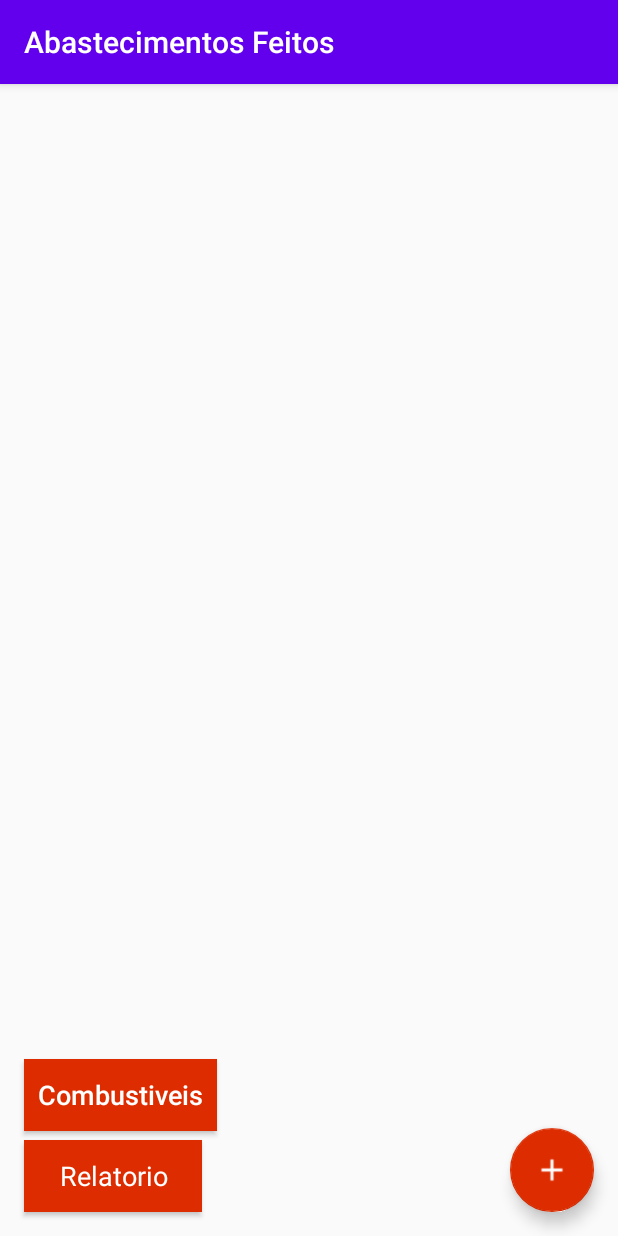
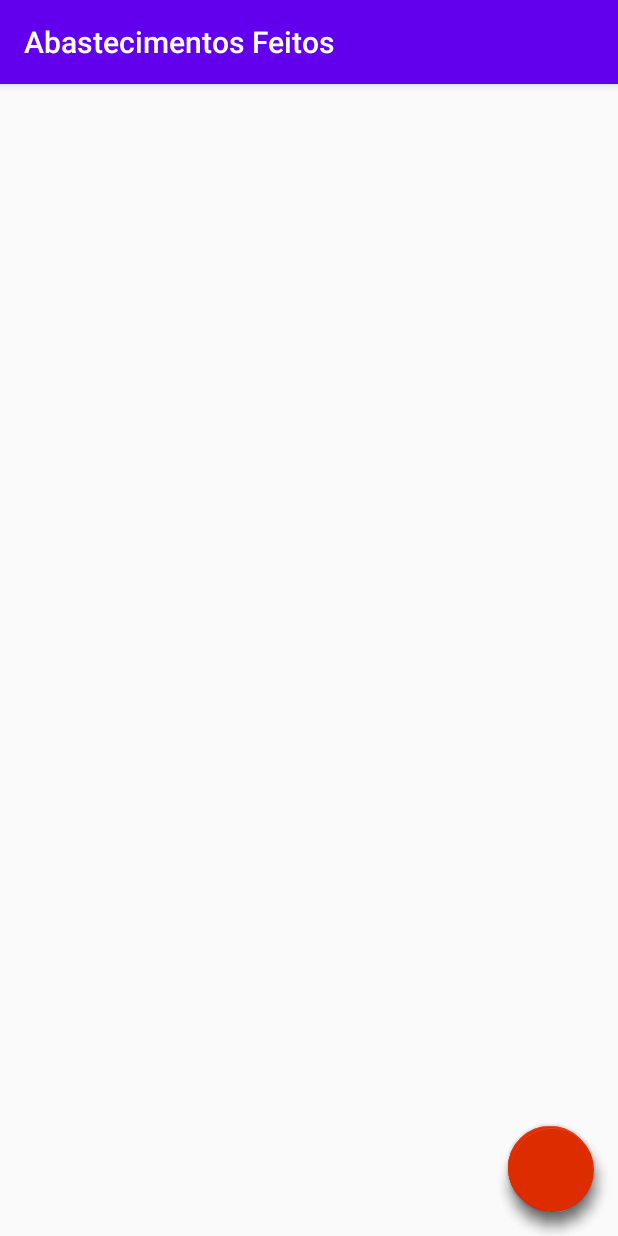
Before and after one commit to deyviddalbem/AbastecimentosApp, an Android app: the screen it shows after launch (ListarActivity), on a phone screen of 412 x 824 dp. Run offline under Robolectric (Android 15) with nearby library versions, the phone set to English and light mode, and no system bars.

Commit message:
mudança nos botoes/ mas os antigos nao foram tirados, so comentados

```diff
--- a/AbastecimentosV2/app/src/main/java/br/edu/ifro/vilhena/abastecimentosv2/ListarActivity.java
+++ b/AbastecimentosV2/app/src/main/java/br/edu/ifro/vilhena/abastecimentosv2/ListarActivity.java
@@ -32,6 +32,12 @@ public class ListarActivity extends AppCompatActivity {
     private Button btnchamarRelatorio;
     private Button btnchamarCombustiveis;
 
+    //
+    private FloatingActionButton fab1;
+    private  FloatingActionButton fab2;
+    private FloatingActionButton fab3;
+    private FloatingActionButton fab;
+
 
     @Override
     protected void onCreate(Bundle savedInstanceState) {
@@ -41,15 +47,49 @@ public class ListarActivity extends AppCompatActivity {
 
 
         listar = findViewById(R.id.listaAbastecimentos);
-        btnAdd = findViewById(R.id.addAbastecimento);
+        //btnAdd = findViewById(R.id.addAbastecimento);
 
         //btnListarCombustiveis = findViewById(R.id.activityListarBtnListarCombustiveis);
         //btnChamarTelaResumo= findViewById(R.id.btnChamarActivityResumo);
 
-        btnchamarRelatorio = findViewById(R.id.btnChamarRelatorio);
-        btnchamarCombustiveis = findViewById(R.id.btnChamarActivityCombustiveis);
+        //btnchamarRelatorio = findViewById(R.id.btnChamarRelatorio);
+        //btnchamarCombustiveis = findViewById(R.id.btnChamarActivityCombustiveis);
 
-        btnchamarCombustiveis.setOnClickListener(new View.OnClickListener() {
+        //
+        fab = findViewById(R.id.fab);
+        fab1= findViewById(R.id.fab1);
+        fab2 = findViewById(R.id.fab2);
+        fab3 = findViewById(R.id.fab3);
+        fab.setOnClickListener(new View.OnClickListener() {
+
+
+            boolean isFABOpen;
+            public void onClick(View view) {
+                if(!isFABOpen){
+                    showFABMenu();
+                }else{
+                    closeFABMenu();
+                }
+            }
+            private void showFABMenu(){
+                isFABOpen=true;
+                fab1.animate().translationY(-getResources().getDimension(R.dimen.standard_55));
+                fab2.animate().translationY(-getResources().getDimension(R.dimen.standard_105));
+                fab3.animate().translationY(-getResources().getDimension(R.dimen.standard_155));
+            }
+
+            private void closeFABMenu(){
+                isFABOpen=false;
+                fab1.animate().translationY(0);
+                fab2.animate().translationY(0);
+                fab3.animate().translationY(0);
+            }
+        });
+
+
+
+
+        fab2.setOnClickListener(new View.OnClickListener() {
             @Override
             public void onClick(View v) {
                 Intent intent = new Intent(ListarActivity.this, ListarCombustivelActivity.class);
@@ -57,7 +97,7 @@ public class ListarActivity extends AppCompatActivity {
             }
         });
 
-        btnchamarRelatorio.setOnClickListener(new View.OnClickListener() {
+        fab3.setOnClickListener(new View.OnClickListener() {
             @Override
             public void onClick(View v) {
                 Intent intent = new Intent(ListarActivity.this,ResumoActivity.class);
@@ -72,7 +112,7 @@ public class ListarActivity extends AppCompatActivity {
             //}
         //});
 
-        btnAdd.setOnClickListener(new View.OnClickListener() {
+        fab1.setOnClickListener(new View.OnClickListener() {
             @Override
             public void onClick(View v) {
                 Intent intent = new Intent(ListarActivity.this, AbastecimentoActivity.class);
--- a/AbastecimentosV2/app/src/main/res/layout/activity_listar.xml
+++ b/AbastecimentosV2/app/src/main/res/layout/activity_listar.xml
@@ -9,7 +9,7 @@
         android:layout_width="match_parent"
         android:layout_height="wrap_content">
     </ListView>
-
+<!--
     <Button
         android:id="@+id/btnChamarRelatorio"
         android:layout_width="wrap_content"
@@ -44,7 +44,48 @@
         android:layout_marginRight="16dp"
 
         />
+-->
+    <android.support.design.widget.FloatingActionButton
+        android:id="@+id/fab3"
+        android:layout_width="wrap_content"
+        android:layout_height="wrap_content"
+        android:layout_margin="17dp"
+        android:layout_alignParentRight="true"
+        android:layout_alignParentBottom="true"
 
+        />
+
+    <android.support.design.widget.FloatingActionButton
+        android:id="@+id/fab2"
+        android:layout_width="wrap_content"
+        android:layout_height="wrap_content"
+        android:layout_margin="17dp"
+        android:layout_alignParentRight="true"
+        android:layout_alignParentBottom="true"
+
+        />
+
+    <android.support.design.widget.FloatingActionButton
+        android:id="@+id/fab1"
+        android:layout_width="wrap_content"
+        android:layout_height="wrap_content"
+        android:layout_margin="17dp"
+        android:layout_alignParentRight="true"
+        android:layout_alignParentBottom="true"
+        android:src="@drawable/add"
+
+        />
+
+    <android.support.design.widget.FloatingActionButton
+        android:id="@+id/fab"
+        android:layout_width="wrap_content"
+        android:layout_height="wrap_content"
+        android:layout_margin="16dp"
+        android:layout_alignParentRight="true"
+        android:layout_alignParentBottom="true"
+
+        />
+  <!--
     <android.support.design.widget.FloatingActionButton
         android:id="@+id/addAbastecimento"
         android:layout_width="wrap_content"
@@ -55,7 +96,7 @@
         android:layout_alignParentRight="true"
         android:src="@drawable/add"
         />
-
+-->
    <!-- <android.support.design.widget.FloatingActionButton
         android:id="@+id/activityListarBtnListarCombustiveis"
         android:layout_width="wrap_content"
--- /dev/null
+++ b/AbastecimentosV2/app/src/main/res/values/dimens.xml
@@ -0,0 +1,6 @@
+<?xml version="1.0" encoding="utf-8"?>
+<resources>
+    <dimen name="standard_55">60dp</dimen>
+    <dimen name="standard_105">120dp</dimen>
+    <dimen name="standard_155">180dp</dimen>
+</resources>
```
